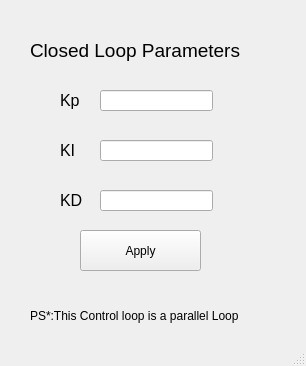
The window that src/Tunning.ui (vazirilab/PyBeamProfiler) describes before a commit, drawn with Qt 5.
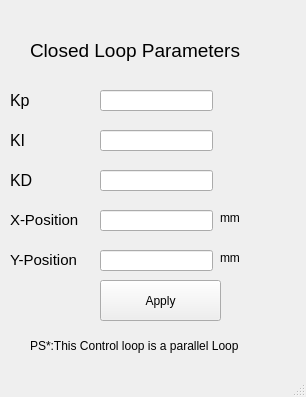
The same window after the commit.

```diff
--- a/src/Tunning.ui
+++ b/src/Tunning.ui
@@ -7,7 +7,7 @@
     <x>0</x>
     <y>0</y>
     <width>306</width>
-    <height>366</height>
+    <height>397</height>
    </rect>
   </property>
   <property name="windowTitle">
@@ -35,7 +35,7 @@
    <widget class="QLabel" name="label_2">
     <property name="geometry">
      <rect>
-      <x>60</x>
+      <x>10</x>
       <y>80</y>
       <width>51</width>
       <height>41</height>
@@ -53,8 +53,8 @@
    <widget class="QLabel" name="label_3">
     <property name="geometry">
      <rect>
-      <x>60</x>
-      <y>130</y>
+      <x>10</x>
+      <y>120</y>
       <width>51</width>
       <height>41</height>
      </rect>
@@ -71,8 +71,8 @@
    <widget class="QLabel" name="label_4">
     <property name="geometry">
      <rect>
-      <x>60</x>
-      <y>180</y>
+      <x>10</x>
+      <y>160</y>
       <width>51</width>
       <height>41</height>
      </rect>
@@ -100,7 +100,7 @@
     <property name="geometry">
      <rect>
       <x>100</x>
-      <y>140</y>
+      <y>130</y>
       <width>113</width>
       <height>21</height>
      </rect>
@@ -110,7 +110,7 @@
     <property name="geometry">
      <rect>
       <x>100</x>
-      <y>190</y>
+      <y>170</y>
       <width>113</width>
       <height>21</height>
      </rect>
@@ -119,8 +119,8 @@
    <widget class="QPushButton" name="Apply_par">
     <property name="geometry">
      <rect>
-      <x>80</x>
-      <y>230</y>
+      <x>100</x>
+      <y>280</y>
       <width>121</width>
       <height>41</height>
      </rect>
@@ -133,7 +133,7 @@
     <property name="geometry">
      <rect>
       <x>30</x>
-      <y>300</y>
+      <y>330</y>
       <width>241</width>
       <height>31</height>
      </rect>
@@ -142,6 +142,91 @@
      <string>PS*:This Control loop is a parallel Loop</string>
     </property>
    </widget>
+   <widget class="QLabel" name="label_13">
+    <property name="geometry">
+     <rect>
+      <x>10</x>
+      <y>250</y>
+      <width>91</width>
+      <height>20</height>
+     </rect>
+    </property>
+    <property name="font">
+     <font>
+      <pointsize>11</pointsize>
+     </font>
+    </property>
+    <property name="text">
+     <string>Y-Position</string>
+    </property>
+   </widget>
+   <widget class="QLabel" name="label_14">
+    <property name="geometry">
+     <rect>
+      <x>220</x>
+      <y>250</y>
+      <width>31</width>
+      <height>16</height>
+     </rect>
+    </property>
+    <property name="text">
+     <string>mm</string>
+    </property>
+   </widget>
+   <widget class="QLineEdit" name="Y_POS_CL">
+    <property name="geometry">
+     <rect>
+      <x>100</x>
+      <y>250</y>
+      <width>113</width>
+      <height>21</height>
+     </rect>
+    </property>
+   </widget>
+   <widget class="QLabel" name="label_12">
+    <property name="geometry">
+     <rect>
+      <x>10</x>
+      <y>210</y>
+      <width>91</width>
+      <height>20</height>
+     </rect>
+    </property>
+    <property name="font">
+     <font>
+      <pointsize>11</pointsize>
+     </font>
+    </property>
+    <property name="text">
+     <string>X-Position</string>
+    </property>
+   </widget>
+   <widget class="QLabel" name="label_15">
+    <property name="geometry">
+     <rect>
+      <x>220</x>
+      <y>210</y>
+      <width>31</width>
+      <height>16</height>
+     </rect>
+    </property>
+    <property name="text">
+     <string>mm</string>
+    </property>
+   </widget>
+   <widget class="QLineEdit" name="X_POS_CL">
+    <property name="geometry">
+     <rect>
+      <x>100</x>
+      <y>210</y>
+      <width>113</width>
+      <height>21</height>
+     </rect>
+    </property>
+    <property name="text">
+     <string/>
+    </property>
+   </widget>
   </widget>
   <widget class="QStatusBar" name="statusbar"/>
  </widget>
```
